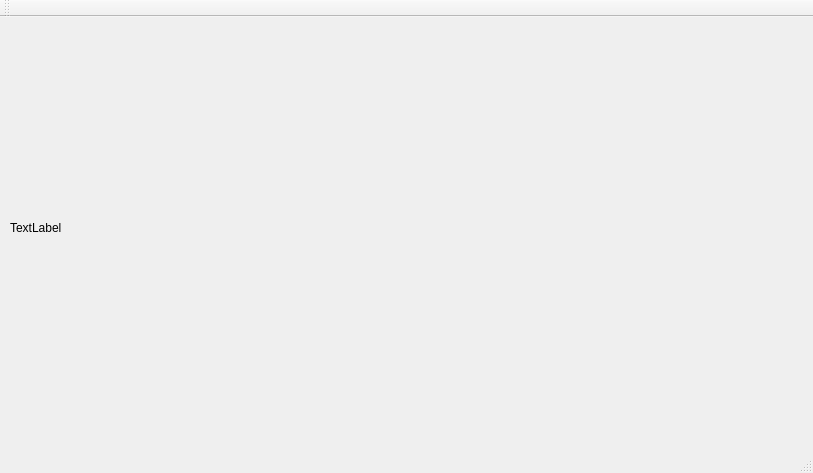
First picture: the form in vptree/mainwindow.ui, repository walker1239/Estructura-de-datos, before the edit.
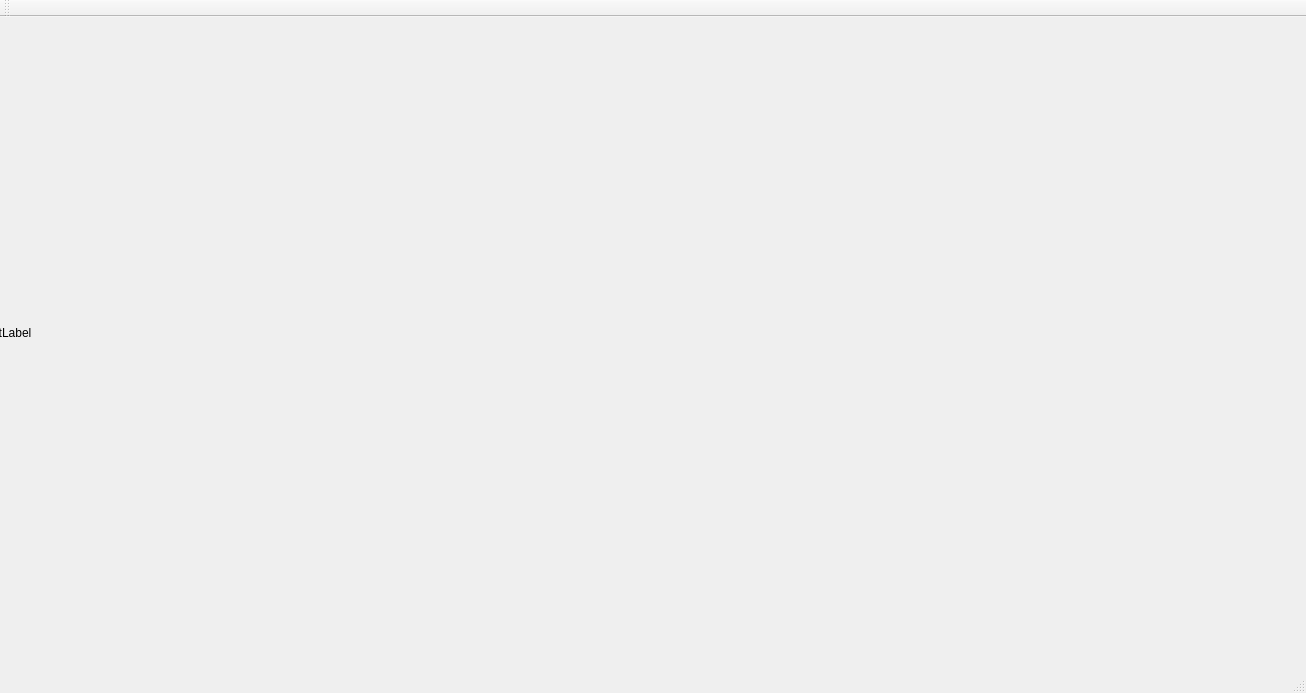
Second picture: the form after the edit.

The edit to the form file:
```diff
--- a/vptree/mainwindow.ui
+++ b/vptree/mainwindow.ui
@@ -6,8 +6,8 @@
    <rect>
     <x>0</x>
     <y>0</y>
-    <width>813</width>
-    <height>473</height>
+    <width>1306</width>
+    <height>693</height>
    </rect>
   </property>
   <property name="windowTitle">
@@ -17,10 +17,10 @@
    <widget class="QLabel" name="base">
     <property name="geometry">
      <rect>
-      <x>10</x>
+      <x>-20</x>
       <y>10</y>
-      <width>641</width>
-      <height>401</height>
+      <width>1041</width>
+      <height>611</height>
      </rect>
     </property>
     <property name="text">
```
Left out of the diff: 2 changed lines with no effect on the pictures.
